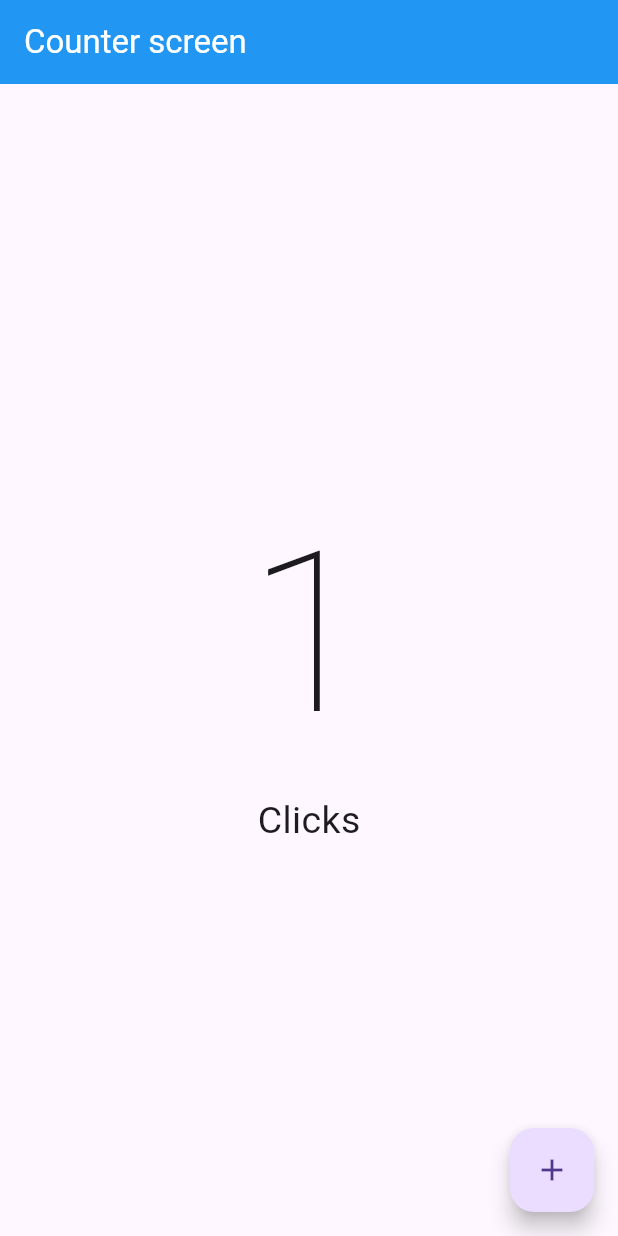
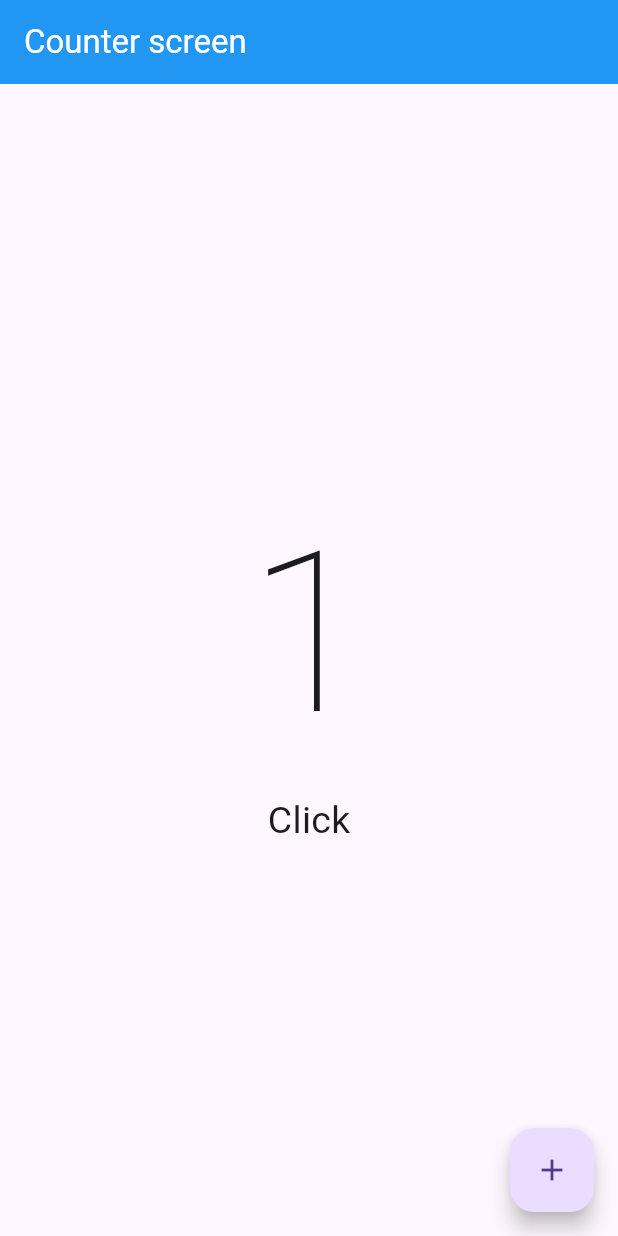
Before and after one commit to afperdomo2/introduccion-flutter, a Flutter app: the screen it shows after launch, after a tap on the "add" icon, on a phone screen of 412 x 824 dp. Run offline on Flutter 3.47's test engine with Material 3 defaults, Android fonts, the phone set to English and light mode, and no system bars; our stand-ins replace card_swiper.

Commit message:
Actualiza el texto de la pantalla de contador para mostrar "Click" o "Clicks" según el número de clics

```diff
--- a/lib/screens/counter_screen.dart
+++ b/lib/screens/counter_screen.dart
@@ -29,9 +29,9 @@ class _CounterScreenState extends State<CounterScreen> {
               style:
                   const TextStyle(fontSize: 150, fontWeight: FontWeight.w100),
             ),
-            const Text(
-              'Clicks',
-              style: TextStyle(
+            Text(
+              'Click${_clickCounter == 1 ? '' : 's'}',
+              style: const TextStyle(
                 fontSize: 25,
               ),
             )
```
